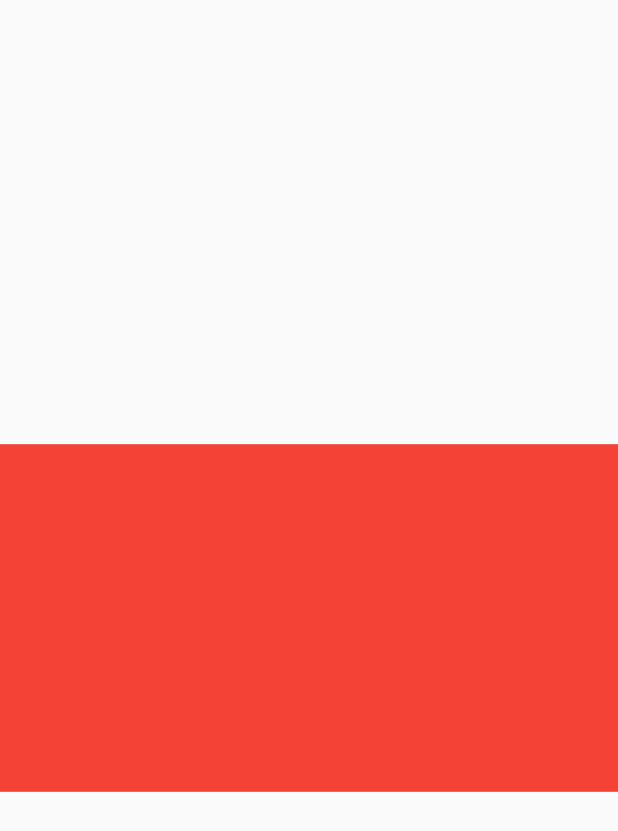
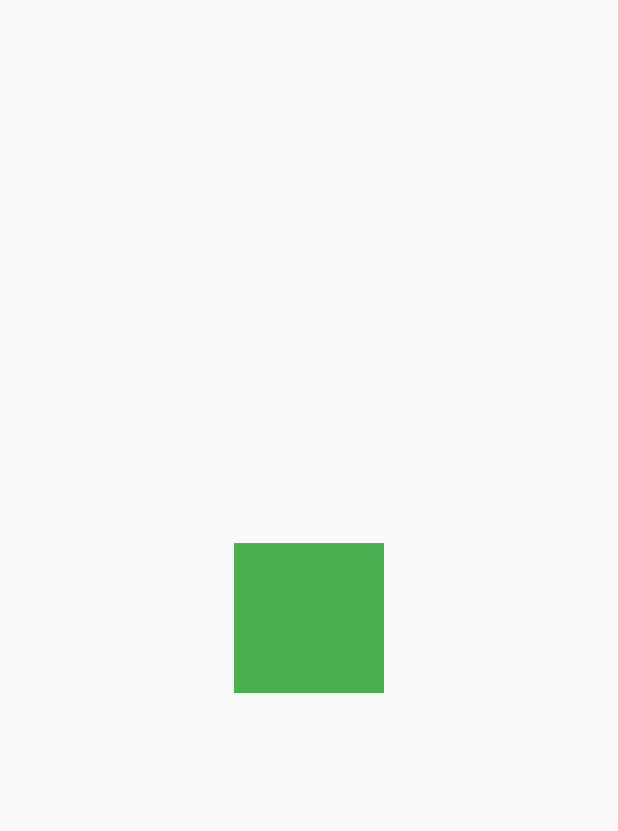
Before and after one commit to mubeendev3/flutter_widget_examples, a Flutter app: the screen it shows after launch, on a phone screen of 412 x 824 dp. Shown: the top 831 px of the screen. Run offline on Flutter 3.47's test engine with Material 2 defaults, Android fonts, the phone set to English and light mode, and no system bars.

Commit message:
How ConstrainedBox works?

```diff
--- a/lib/app.dart
+++ b/lib/app.dart
@@ -1,6 +1,7 @@
 import 'package:flutter/material.dart';
 
 import 'AspectRatio/aspect_ratio.dart';
+import 'constrained_box/constrained_box.dart';
 
 class MyApp extends StatelessWidget {
   const MyApp({Key? key}) : super(key: key);
@@ -8,7 +9,7 @@ class MyApp extends StatelessWidget {
   @override
   Widget build(BuildContext context) {
     return const MaterialApp(
-      home: CustomAspectRatio(),
+      home: CustomConstrainedBox(),
     );
   }
 }
--- /dev/null
+++ b/lib/constrained_box/constrained_box.dart
@@ -0,0 +1,24 @@
+import 'package:flutter/material.dart';
+
+class CustomConstrainedBox extends StatelessWidget {
+  const CustomConstrainedBox({Key? key}) : super(key: key);
+
+  @override
+  Widget build(BuildContext context) {
+    return Scaffold(
+      body: Center(
+        child: ConstrainedBox(
+          constraints: const BoxConstraints(
+            minHeight: 50,
+            maxHeight: 100,
+            minWidth: 50,
+            maxWidth: 100,
+          ),
+          child: Container(
+            color: Colors.green,
+          ),
+        ),
+      ),
+    );
+  }
+}
```
